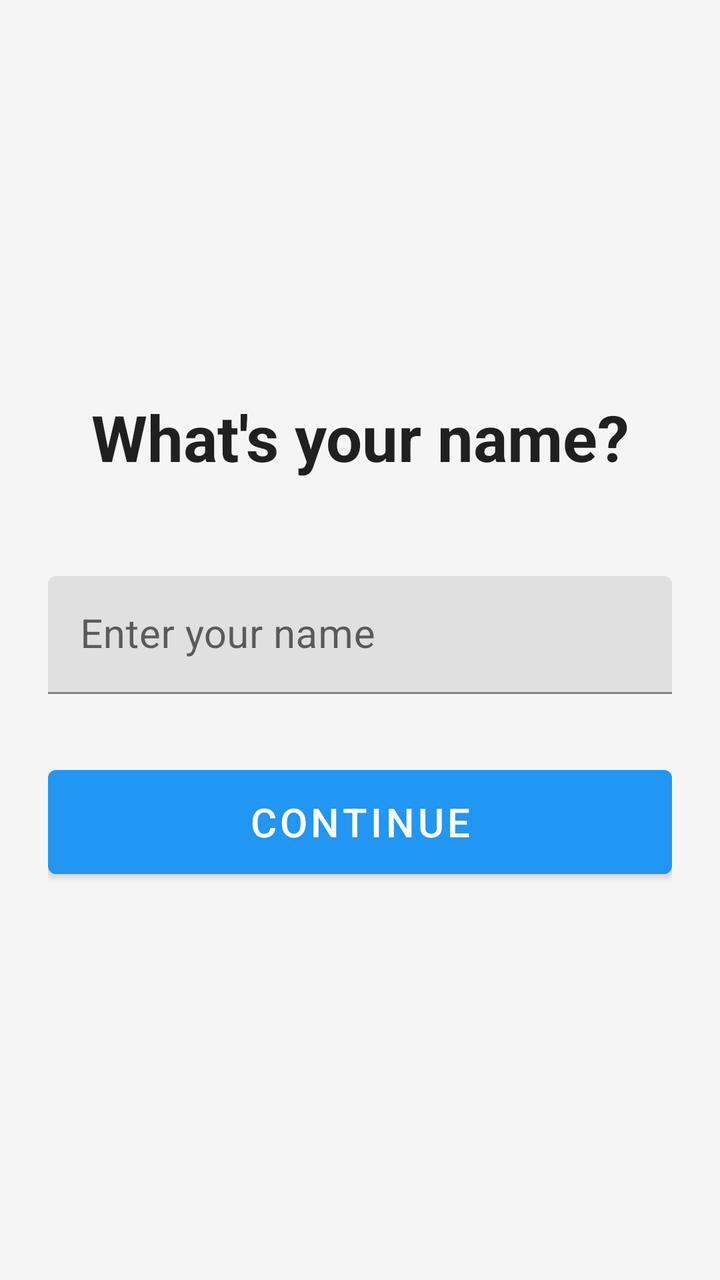
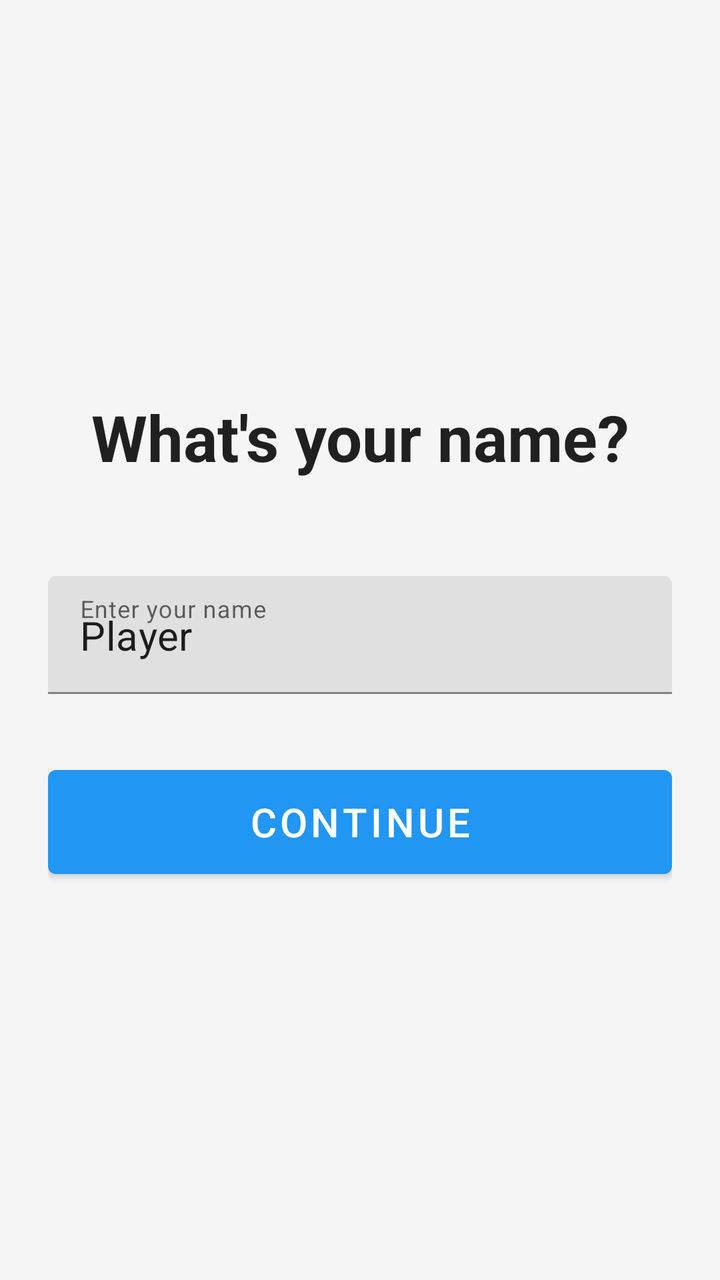

The first picture is an Android layout as it rendered before a commit; the second is the same layout after the commit. The layout source and the unified diff follow.
<!-- AndroidManifest.xml: application theme Theme.GameRemoteClient -->
<!-- res/layout/fragment_name_entry.xml -->
<?xml version="1.0" encoding="utf-8"?>
<androidx.constraintlayout.widget.ConstraintLayout xmlns:android="http://schemas.android.com/apk/res/android"
    xmlns:app="http://schemas.android.com/apk/res-auto"
    android:layout_width="match_parent"
    android:layout_height="match_parent"
    android:padding="24dp"
    android:background="@color/background">

    <TextView
        android:id="@+id/titleText"
        android:layout_width="0dp"
        android:layout_height="wrap_content"
        android:text="@string/enter_name_title"
        android:textSize="32sp"
        android:textStyle="bold"
        android:textColor="@color/text_primary"
        android:gravity="center"
        app:layout_constraintTop_toTopOf="parent"
        app:layout_constraintStart_toStartOf="parent"
        app:layout_constraintEnd_toEndOf="parent"
        app:layout_constraintBottom_toTopOf="@id/nameInputLayout"
        app:layout_constraintVertical_chainStyle="packed" />

    <com.google.android.material.textfield.TextInputLayout
        android:id="@+id/nameInputLayout"
        android:layout_width="0dp"
        android:layout_height="wrap_content"
        android:layout_marginTop="48dp"
        app:layout_constraintTop_toBottomOf="@id/titleText"
        app:layout_constraintStart_toStartOf="parent"
        app:layout_constraintEnd_toEndOf="parent"
        app:layout_constraintBottom_toTopOf="@id/continueButton">

        <com.google.android.material.textfield.TextInputEditText
            android:id="@+id/nameInput"
            android:layout_width="match_parent"
            android:layout_height="wrap_content"
            android:hint="@string/name_hint"
            android:inputType="textPersonName|textCapWords"
            android:maxLines="1"
            android:textSize="20sp"
            android:padding="16dp" />
    </com.google.android.material.textfield.TextInputLayout>

    <com.google.android.material.button.MaterialButton
        android:id="@+id/continueButton"
        android:layout_width="0dp"
        android:layout_height="64dp"
        android:text="@string/continue_button"
        android:textSize="20sp"
        android:layout_marginTop="32dp"
        app:layout_constraintTop_toBottomOf="@id/nameInputLayout"
        app:layout_constraintStart_toStartOf="parent"
        app:layout_constraintEnd_toEndOf="parent"
        app:layout_constraintBottom_toBottomOf="parent" />

</androidx.constraintlayout.widget.ConstraintLayout>
<!-- resources referenced by this layout -->
<resources>
  <color name="background">#FFF5F5F5</color>
  <color name="text_primary">#DE000000</color>
  <string name="continue_button">Continue</string>
  <string name="enter_name_title">What\'s your name?</string>
  <string name="name_hint">Enter your name</string>
  <style name="Theme.GameRemoteClient" parent="Theme.MaterialComponents.DayNight.DarkActionBar">
          <item name="colorPrimary">@color/primary</item>
          <item name="colorPrimaryDark">@color/primary_dark</item>
          <item name="colorAccent">@color/accent</item>
          <item name="android:windowBackground">@color/background</item>
      </style>
  <color name="primary">#FF2196F3</color>
  <color name="primary_dark">#FF1976D2</color>
  <color name="accent">#FFFF5722</color>
</resources>

<!-- the commit's change to res/layout/fragment_name_entry.xml (unified diff, before → after) -->
@@ -38,8 +38,9 @@
             android:hint="@string/name_hint"
             android:inputType="textPersonName|textCapWords"
             android:maxLines="1"
-            android:textSize="20sp"
-            android:padding="16dp" />
+            android:padding="16dp"
+            android:text="Player"
+            android:textSize="20sp" />
     </com.google.android.material.textfield.TextInputLayout>
 
     <com.google.android.material.button.MaterialButton
